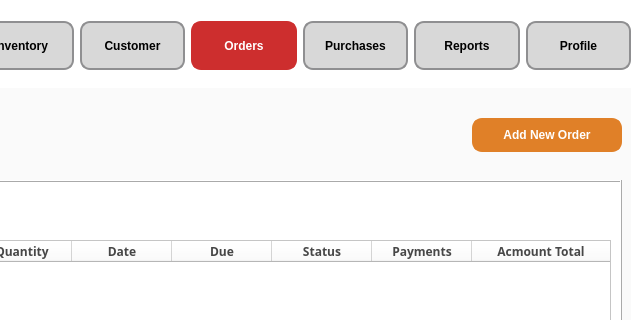
The window that Order.ui (CMacan/MCAV-desktop-app) describes before a commit, drawn with Qt 5; both pictures show x 358 to 998 and y 0 to 320 of the 998 by 491 pixel window.
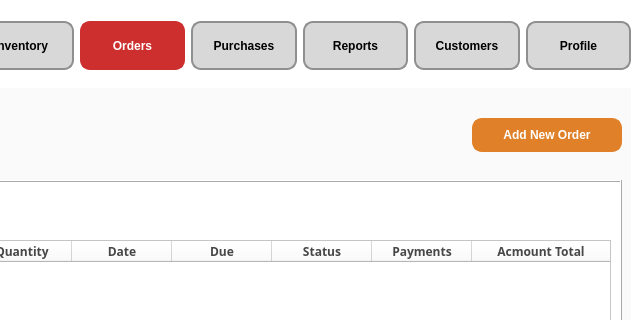
The same window after the commit. Icons and pictures are not drawn.

What changed in the file:
```diff
--- a/Order.ui
+++ b/Order.ui
@@ -182,26 +182,6 @@
          </property>
         </widget>
        </item>
-       <item>
-        <widget class="QPushButton" name="Customer">
-         <property name="font">
-          <font>
-           <pointsize>-1</pointsize>
-           <weight>75</weight>
-           <bold>true</bold>
-          </font>
-         </property>
-         <property name="cursor">
-          <cursorShape>PointingHandCursor</cursorShape>
-         </property>
-         <property name="styleSheet">
-          <string notr="true">font-size:12px;</string>
-         </property>
-         <property name="text">
-          <string>Customer</string>
-         </property>
-        </widget>
-       </item>
        <item>
         <widget class="QPushButton" name="Order">
          <property name="font">
@@ -265,6 +245,26 @@
          </property>
         </widget>
        </item>
+       <item>
+        <widget class="QPushButton" name="Customer">
+         <property name="font">
+          <font>
+           <pointsize>-1</pointsize>
+           <weight>75</weight>
+           <bold>true</bold>
+          </font>
+         </property>
+         <property name="cursor">
+          <cursorShape>PointingHandCursor</cursorShape>
+         </property>
+         <property name="styleSheet">
+          <string notr="true">font-size:12px;</string>
+         </property>
+         <property name="text">
+          <string>Customers</string>
+         </property>
+        </widget>
+       </item>
        <item>
         <widget class="QPushButton" name="Profile">
          <property name="font">
```
